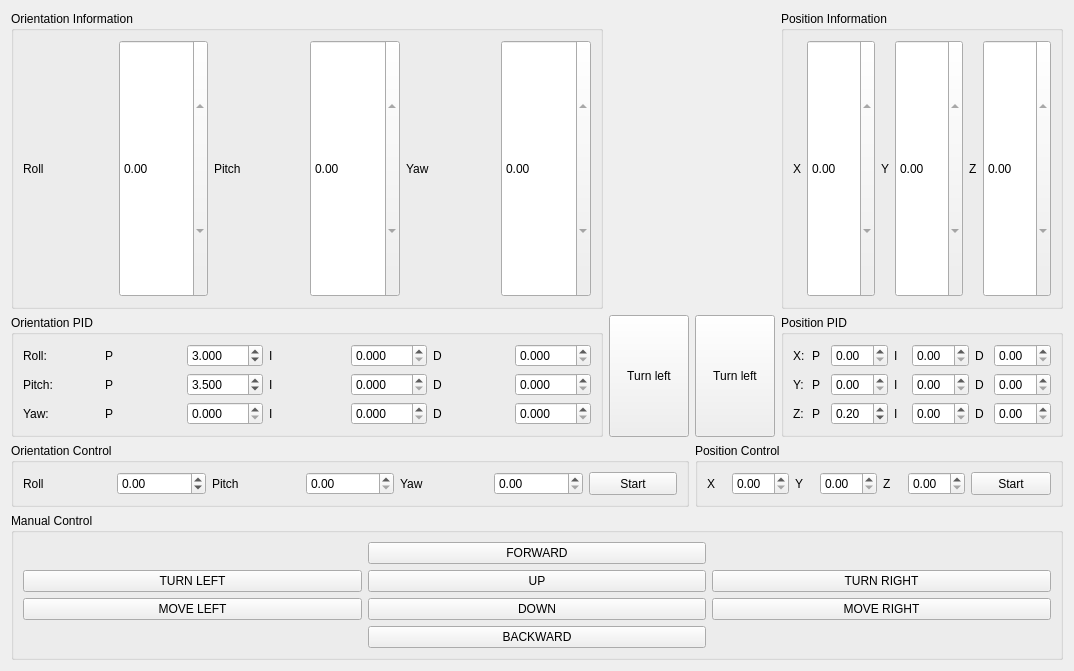
Above: controlview.ui from thinkexist1989/UWVControl before the change. Below: the same form after it.
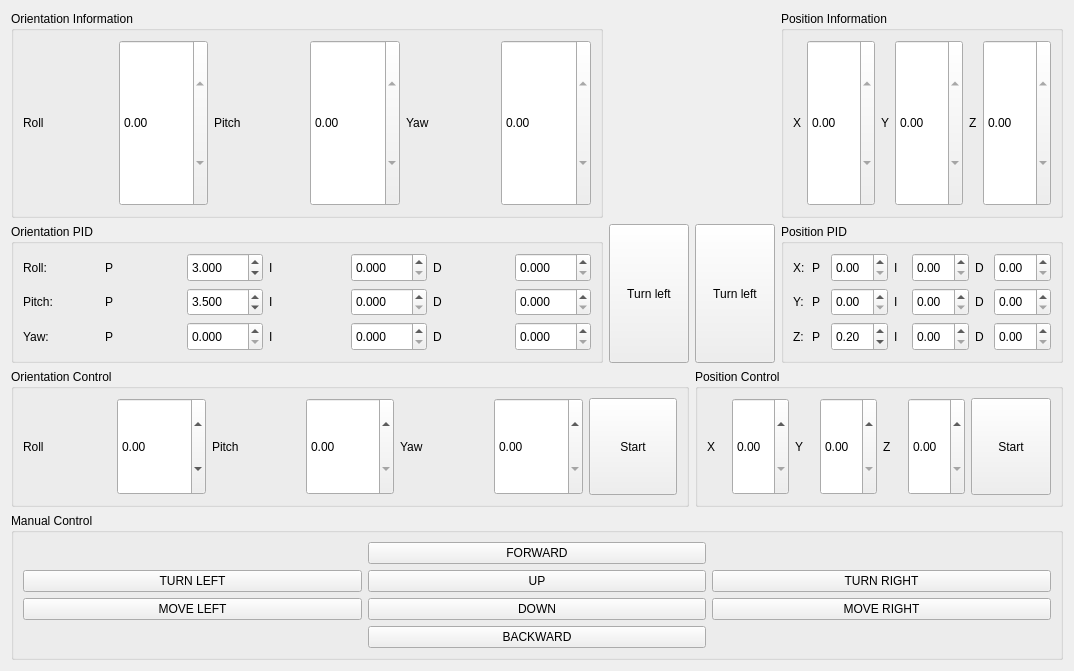
That is the form after the change.

```diff
--- a/controlview.ui
+++ b/controlview.ui
@@ -20,112 +20,7 @@
    <string notr="true">font: 25 11pt &quot;Segoe UI Light&quot;;
 </string>
   </property>
-  <layout class="QGridLayout" name="gridLayout_8" rowstretch="1,0,0,0" columnstretch="5,0,0,0">
-   <item row="0" column="0">
-    <widget class="QGroupBox" name="groupBox_4">
-     <property name="title">
-      <string>Orientation Information</string>
-     </property>
-     <layout class="QGridLayout" name="gridLayout_4">
-      <item row="0" column="3">
-       <widget class="QDoubleSpinBox" name="pitch_info">
-        <property name="sizePolicy">
-         <sizepolicy hsizetype="Expanding" vsizetype="Expanding">
-          <horstretch>0</horstretch>
-          <verstretch>0</verstretch>
-         </sizepolicy>
-        </property>
-        <property name="readOnly">
-         <bool>true</bool>
-        </property>
-        <property name="minimum">
-         <double>-90.000000000000000</double>
-        </property>
-        <property name="maximum">
-         <double>90.000000000000000</double>
-        </property>
-       </widget>
-      </item>
-      <item row="0" column="1">
-       <widget class="QDoubleSpinBox" name="roll_info">
-        <property name="sizePolicy">
-         <sizepolicy hsizetype="Expanding" vsizetype="Expanding">
-          <horstretch>0</horstretch>
-          <verstretch>0</verstretch>
-         </sizepolicy>
-        </property>
-        <property name="readOnly">
-         <bool>true</bool>
-        </property>
-        <property name="minimum">
-         <double>-180.000000000000000</double>
-        </property>
-        <property name="maximum">
-         <double>180.000000000000000</double>
-        </property>
-       </widget>
-      </item>
-      <item row="0" column="4">
-       <widget class="QLabel" name="label_9">
-        <property name="sizePolicy">
-         <sizepolicy hsizetype="Expanding" vsizetype="Expanding">
-          <horstretch>0</horstretch>
-          <verstretch>0</verstretch>
-         </sizepolicy>
-        </property>
-        <property name="text">
-         <string>Yaw</string>
-        </property>
-       </widget>
-      </item>
-      <item row="0" column="0">
-       <widget class="QLabel" name="label_7">
-        <property name="sizePolicy">
-         <sizepolicy hsizetype="Expanding" vsizetype="Expanding">
-          <horstretch>0</horstretch>
-          <verstretch>0</verstretch>
-         </sizepolicy>
-        </property>
-        <property name="text">
-         <string>Roll</string>
-        </property>
-       </widget>
-      </item>
-      <item row="0" column="2">
-       <widget class="QLabel" name="label_8">
-        <property name="sizePolicy">
-         <sizepolicy hsizetype="Expanding" vsizetype="Expanding">
-          <horstretch>0</horstretch>
-          <verstretch>0</verstretch>
-         </sizepolicy>
-        </property>
-        <property name="text">
-         <string>Pitch</string>
-        </property>
-       </widget>
-      </item>
-      <item row="0" column="5">
-       <widget class="QDoubleSpinBox" name="yaw_info">
-        <property name="sizePolicy">
-         <sizepolicy hsizetype="Expanding" vsizetype="Expanding">
-          <horstretch>0</horstretch>
-          <verstretch>0</verstretch>
-         </sizepolicy>
-        </property>
-        <property name="readOnly">
-         <bool>true</bool>
-        </property>
-        <property name="minimum">
-         <double>-180.000000000000000</double>
-        </property>
-        <property name="maximum">
-         <double>180.000000000000000</double>
-        </property>
-       </widget>
-      </item>
-     </layout>
-    </widget>
-   </item>
+  <layout class="QGridLayout" name="gridLayout_8" rowstretch="3,2,2,2" columnstretch="5,0,0,0">
    <item row="2" column="0" colspan="2">
     <widget class="QGroupBox" name="groupBox">
      <property name="title">
@@ -229,6 +124,163 @@
      </layout>
     </widget>
    </item>
+   <item row="0" column="0">
+    <widget class="QGroupBox" name="groupBox_4">
+     <property name="title">
+      <string>Orientation Information</string>
+     </property>
+     <layout class="QGridLayout" name="gridLayout_4">
+      <item row="0" column="3">
+       <widget class="QDoubleSpinBox" name="pitch_info">
+        <property name="sizePolicy">
+         <sizepolicy hsizetype="Expanding" vsizetype="Expanding">
+          <horstretch>0</horstretch>
+          <verstretch>0</verstretch>
+         </sizepolicy>
+        </property>
+        <property name="readOnly">
+         <bool>true</bool>
+        </property>
+        <property name="minimum">
+         <double>-90.000000000000000</double>
+        </property>
+        <property name="maximum">
+         <double>90.000000000000000</double>
+        </property>
+       </widget>
+      </item>
+      <item row="0" column="1">
+       <widget class="QDoubleSpinBox" name="roll_info">
+        <property name="sizePolicy">
+         <sizepolicy hsizetype="Expanding" vsizetype="Expanding">
+          <horstretch>0</horstretch>
+          <verstretch>0</verstretch>
+         </sizepolicy>
+        </property>
+        <property name="readOnly">
+         <bool>true</bool>
+        </property>
+        <property name="minimum">
+         <double>-180.000000000000000</double>
+        </property>
+        <property name="maximum">
+         <double>180.000000000000000</double>
+        </property>
+       </widget>
+      </item>
+      <item row="0" column="4">
+       <widget class="QLabel" name="label_9">
+        <property name="sizePolicy">
+         <sizepolicy hsizetype="Expanding" vsizetype="Expanding">
+          <horstretch>0</horstretch>
+          <verstretch>0</verstretch>
+         </sizepolicy>
+        </property>
+        <property name="text">
+         <string>Yaw</string>
+        </property>
+       </widget>
+      </item>
+      <item row="0" column="0">
+       <widget class="QLabel" name="label_7">
+        <property name="sizePolicy">
+         <sizepolicy hsizetype="Expanding" vsizetype="Expanding">
+          <horstretch>0</horstretch>
+          <verstretch>0</verstretch>
+         </sizepolicy>
+        </property>
+        <property name="text">
+         <string>Roll</string>
+        </property>
+       </widget>
+      </item>
+      <item row="0" column="2">
+       <widget class="QLabel" name="label_8">
+        <property name="sizePolicy">
+         <sizepolicy hsizetype="Expanding" vsizetype="Expanding">
+          <horstretch>0</horstretch>
+          <verstretch>0</verstretch>
+         </sizepolicy>
+        </property>
+        <property name="text">
+         <string>Pitch</string>
+        </property>
+       </widget>
+      </item>
+      <item row="0" column="5">
+       <widget class="QDoubleSpinBox" name="yaw_info">
+        <property name="sizePolicy">
+         <sizepolicy hsizetype="Expanding" vsizetype="Expanding">
+          <horstretch>0</horstretch>
+          <verstretch>0</verstretch>
+         </sizepolicy>
+        </property>
+        <property name="readOnly">
+         <bool>true</bool>
+        </property>
+        <property name="minimum">
+         <double>-180.000000000000000</double>
+        </property>
+        <property name="maximum">
+         <double>180.000000000000000</double>
+        </property>
+       </widget>
+      </item>
+     </layout>
+    </widget>
+   </item>
+   <item row="1" column="1">
+    <widget class="QPushButton" name="turnleft">
+     <property name="sizePolicy">
+      <sizepolicy hsizetype="Expanding" vsizetype="Expanding">
+       <horstretch>0</horstretch>
+       <verstretch>0</verstretch>
+      </sizepolicy>
+     </property>
+     <property name="text">
+      <string>Turn left</string>
+     </property>
+    </widget>
+   </item>
+   <item row="1" column="2">
+    <widget class="QPushButton" name="turnright">
+     <property name="sizePolicy">
+      <sizepolicy hsizetype="Expanding" vsizetype="Expanding">
+       <horstretch>0</horstretch>
+       <verstretch>0</verstretch>
+      </sizepolicy>
+     </property>
+     <property name="text">
+      <string>Turn left</string>
+     </property>
+    </widget>
+   </item>
+   <item row="0" column="1">
+    <spacer name="horizontalSpacer_2">
+     <property name="orientation">
+      <enum>Qt::Horizontal</enum>
+     </property>
+     <property name="sizeHint" stdset="0">
+      <size>
+       <width>40</width>
+       <height>20</height>
+      </size>
+     </property>
+    </spacer>
+   </item>
+   <item row="0" column="2">
+    <spacer name="horizontalSpacer">
+     <property name="orientation">
+      <enum>Qt::Horizontal</enum>
+     </property>
+     <property name="sizeHint" stdset="0">
+      <size>
+       <width>40</width>
+       <height>20</height>
+      </size>
+     </property>
+    </spacer>
+   </item>
    <item row="2" column="2" colspan="2">
     <widget class="QGroupBox" name="groupBox_2">
      <property name="title">
@@ -320,111 +372,6 @@
      </layout>
     </widget>
    </item>
-   <item row="0" column="3">
-    <widget class="QGroupBox" name="groupBox_5">
-     <property name="title">
-      <string>Position Information</string>
-     </property>
-     <layout class="QGridLayout" name="gridLayout_5">
-      <item row="0" column="2">
-       <widget class="QLabel" name="label_12">
-        <property name="sizePolicy">
-         <sizepolicy hsizetype="Expanding" vsizetype="Expanding">
-          <horstretch>0</horstretch>
-          <verstretch>0</verstretch>
-         </sizepolicy>
-        </property>
-        <property name="text">
-         <string>Y</string>
-        </property>
-       </widget>
-      </item>
-      <item row="0" column="3">
-       <widget class="QDoubleSpinBox" name="y_info">
-        <property name="sizePolicy">
-         <sizepolicy hsizetype="Expanding" vsizetype="Expanding">
-          <horstretch>0</horstretch>
-          <verstretch>0</verstretch>
-         </sizepolicy>
-        </property>
-        <property name="readOnly">
-         <bool>true</bool>
-        </property>
-        <property name="minimum">
-         <double>-100.000000000000000</double>
-        </property>
-        <property name="maximum">
-         <double>100.000000000000000</double>
-        </property>
-       </widget>
-      </item>
-      <item row="0" column="4">
-       <widget class="QLabel" name="label_10">
-        <property name="sizePolicy">
-         <sizepolicy hsizetype="Expanding" vsizetype="Expanding">
-          <horstretch>0</horstretch>
-          <verstretch>0</verstretch>
-         </sizepolicy>
-        </property>
-        <property name="text">
-         <string>Z</string>
-        </property>
-       </widget>
-      </item>
-      <item row="0" column="0">
-       <widget class="QLabel" name="label_11">
-        <property name="sizePolicy">
-         <sizepolicy hsizetype="Expanding" vsizetype="Expanding">
-          <horstretch>0</horstretch>
-          <verstretch>0</verstretch>
-         </sizepolicy>
-        </property>
-        <property name="text">
-         <string>X</string>
-        </property>
-       </widget>
-      </item>
-      <item row="0" column="1">
-       <widget class="QDoubleSpinBox" name="x_info">
-        <property name="sizePolicy">
-         <sizepolicy hsizetype="Expanding" vsizetype="Expanding">
-          <horstretch>0</horstretch>
-          <verstretch>0</verstretch>
-         </sizepolicy>
-        </property>
-        <property name="readOnly">
-         <bool>true</bool>
-        </property>
-        <property name="minimum">
-         <double>-100.000000000000000</double>
-        </property>
-        <property name="maximum">
-         <double>100.000000000000000</double>
-        </property>
-       </widget>
-      </item>
-      <item row="0" column="5">
-       <widget class="QDoubleSpinBox" name="z_info">
-        <property name="sizePolicy">
-         <sizepolicy hsizetype="Expanding" vsizetype="Expanding">
-          <horstretch>0</horstretch>
-          <verstretch>0</verstretch>
-         </sizepolicy>
-        </property>
-        <property name="readOnly">
-         <bool>true</bool>
-        </property>
-        <property name="minimum">
-         <double>-100.000000000000000</double>
-        </property>
-        <property name="maximum">
-         <double>100.000000000000000</double>
-        </property>
-       </widget>
-      </item>
-     </layout>
-    </widget>
-   </item>
    <item row="3" column="0" colspan="4">
     <widget class="QGroupBox" name="groupBox_3">
      <property name="title">
@@ -553,6 +500,111 @@
      </layout>
     </widget>
    </item>
+   <item row="0" column="3">
+    <widget class="QGroupBox" name="groupBox_5">
+     <property name="title">
+      <string>Position Information</string>
+     </property>
+     <layout class="QGridLayout" name="gridLayout_5">
+      <item row="0" column="2">
+       <widget class="QLabel" name="label_12">
+        <property name="sizePolicy">
+         <sizepolicy hsizetype="Expanding" vsizetype="Expanding">
+          <horstretch>0</horstretch>
+          <verstretch>0</verstretch>
+         </sizepolicy>
+        </property>
+        <property name="text">
+         <string>Y</string>
+        </property>
+       </widget>
+      </item>
+      <item row="0" column="3">
+       <widget class="QDoubleSpinBox" name="y_info">
+        <property name="sizePolicy">
+         <sizepolicy hsizetype="Expanding" vsizetype="Expanding">
+          <horstretch>0</horstretch>
+          <verstretch>0</verstretch>
+         </sizepolicy>
+        </property>
+        <property name="readOnly">
+         <bool>true</bool>
+        </property>
+        <property name="minimum">
+         <double>-100.000000000000000</double>
+        </property>
+        <property name="maximum">
+         <double>100.000000000000000</double>
+        </property>
+       </widget>
+      </item>
+      <item row="0" column="4">
+       <widget class="QLabel" name="label_10">
+        <property name="sizePolicy">
+         <sizepolicy hsizetype="Expanding" vsizetype="Expanding">
+          <horstretch>0</horstretch>
+          <verstretch>0</verstretch>
+         </sizepolicy>
+        </property>
+        <property name="text">
+         <string>Z</string>
+        </property>
+       </widget>
+      </item>
+      <item row="0" column="0">
+       <widget class="QLabel" name="label_11">
+        <property name="sizePolicy">
+         <sizepolicy hsizetype="Expanding" vsizetype="Expanding">
+          <horstretch>0</horstretch>
+          <verstretch>0</verstretch>
+         </sizepolicy>
+        </property>
+        <property name="text">
+         <string>X</string>
+        </property>
+       </widget>
+      </item>
+      <item row="0" column="1">
+       <widget class="QDoubleSpinBox" name="x_info">
+        <property name="sizePolicy">
+         <sizepolicy hsizetype="Expanding" vsizetype="Expanding">
+          <horstretch>0</horstretch>
+          <verstretch>0</verstretch>
+         </sizepolicy>
+        </property>
+        <property name="readOnly">
+         <bool>true</bool>
+        </property>
+        <property name="minimum">
+         <double>-100.000000000000000</double>
+        </property>
+        <property name="maximum">
+         <double>100.000000000000000</double>
+        </property>
+       </widget>
+      </item>
+      <item row="0" column="5">
+       <widget class="QDoubleSpinBox" name="z_info">
+        <property name="sizePolicy">
+         <sizepolicy hsizetype="Expanding" vsizetype="Expanding">
+          <horstretch>0</horstretch>
+          <verstretch>0</verstretch>
+         </sizepolicy>
+        </property>
+        <property name="readOnly">
+         <bool>true</bool>
+        </property>
+        <property name="minimum">
+         <double>-100.000000000000000</double>
+        </property>
+        <property name="maximum">
+         <double>100.000000000000000</double>
+        </property>
+       </widget>
+      </item>
+     </layout>
+    </widget>
+   </item>
    <item row="1" column="0">
     <widget class="QGroupBox" name="groupBox_6">
      <property name="title">
@@ -1165,58 +1217,6 @@
      </layout>
     </widget>
    </item>
-   <item row="0" column="1">
-    <spacer name="horizontalSpacer_2">
-     <property name="orientation">
-      <enum>Qt::Horizontal</enum>
-     </property>
-     <property name="sizeHint" stdset="0">
-      <size>
-       <width>40</width>
-       <height>20</height>
-      </size>
-     </property>
-    </spacer>
-   </item>
-   <item row="0" column="2">
-    <spacer name="horizontalSpacer">
-     <property name="orientation">
-      <enum>Qt::Horizontal</enum>
-     </property>
-     <property name="sizeHint" stdset="0">
-      <size>
-       <width>40</width>
-       <height>20</height>
-      </size>
-     </property>
-    </spacer>
-   </item>
-   <item row="1" column="1">
-    <widget class="QPushButton" name="turnleft">
-     <property name="sizePolicy">
-      <sizepolicy hsizetype="Expanding" vsizetype="Expanding">
-       <horstretch>0</horstretch>
-       <verstretch>0</verstretch>
-      </sizepolicy>
-     </property>
-     <property name="text">
-      <string>Turn left</string>
-     </property>
-    </widget>
-   </item>
-   <item row="1" column="2">
-    <widget class="QPushButton" name="turnright">
-     <property name="sizePolicy">
-      <sizepolicy hsizetype="Expanding" vsizetype="Expanding">
-       <horstretch>0</horstretch>
-       <verstretch>0</verstretch>
-      </sizepolicy>
-     </property>
-     <property name="text">
-      <string>Turn left</string>
-     </property>
-    </widget>
-   </item>
   </layout>
  </widget>
  <resources/>
```
